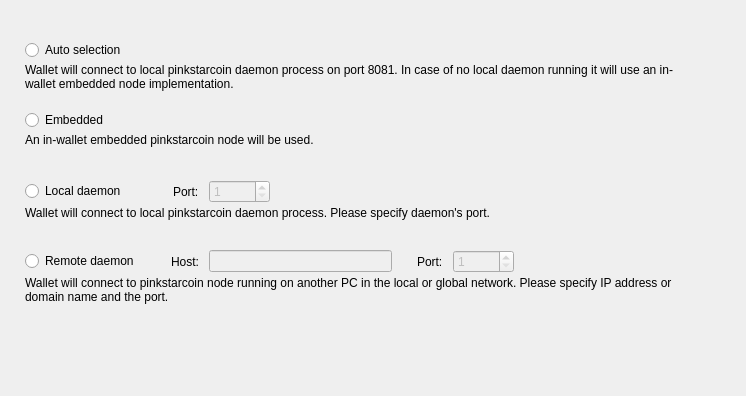
Above: src/Gui/Options/ConnectionOptionsFrame.ui from ZwerG-MaX/pinkstarcoin-gui before the change. Below: the same form after it.
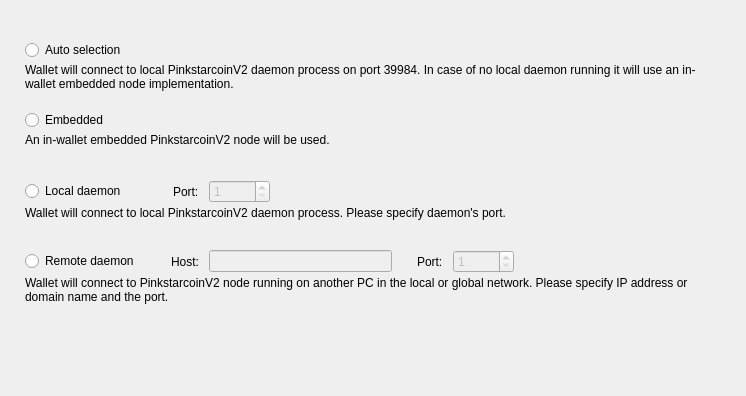
That is the form after the change. Custom widgets are drawn as their Qt base class.

Patch:
```diff
--- a/src/Gui/Options/ConnectionOptionsFrame.ui
+++ b/src/Gui/Options/ConnectionOptionsFrame.ui
@@ -81,7 +81,7 @@
       <item alignment="Qt::AlignTop">
        <widget class="WalletGui::WalletSmallGrayTextLabel" name="m_autoHelperLabel">
         <property name="text">
-         <string>Wallet will connect to local pinkstarcoin daemon process on port 8081. In case of no local daemon running it will use an in-wallet embedded node implementation.</string>
+         <string>Wallet will connect to local PinkstarcoinV2 daemon process on port 39984. In case of no local daemon running it will use an in-wallet embedded node implementation.</string>
         </property>
         <property name="alignment">
          <set>Qt::AlignLeading|Qt::AlignLeft|Qt::AlignTop</set>
@@ -146,7 +146,7 @@
       <item alignment="Qt::AlignTop">
        <widget class="WalletGui::WalletSmallGrayTextLabel" name="m_embeddedHelperLabel">
         <property name="text">
-         <string>An in-wallet embedded pinkstarcoin node will be used.</string>
+         <string>An in-wallet embedded PinkstarcoinV2 node will be used.</string>
         </property>
         <property name="alignment">
          <set>Qt::AlignLeading|Qt::AlignLeft|Qt::AlignTop</set>
@@ -270,7 +270,7 @@
       <item alignment="Qt::AlignTop">
        <widget class="WalletGui::WalletSmallGrayTextLabel" name="m_localHelperLabel">
         <property name="text">
-         <string>Wallet will connect to local pinkstarcoin daemon process. Please specify daemon's port.</string>
+         <string>Wallet will connect to local PinkstarcoinV2 daemon process. Please specify daemon's port.</string>
         </property>
         <property name="alignment">
          <set>Qt::AlignLeading|Qt::AlignLeft|Qt::AlignTop</set>
@@ -424,7 +424,7 @@
       <item alignment="Qt::AlignTop">
        <widget class="WalletGui::WalletSmallGrayTextLabel" name="m_remoteHelperLabel">
         <property name="text">
-         <string>Wallet will connect to pinkstarcoin node running on another PC in the local or global network. Please specify IP address or domain name and the port.</string>
+         <string>Wallet will connect to PinkstarcoinV2 node running on another PC in the local or global network. Please specify IP address or domain name and the port.</string>
         </property>
         <property name="alignment">
          <set>Qt::AlignLeading|Qt::AlignLeft|Qt::AlignTop</set>
```
